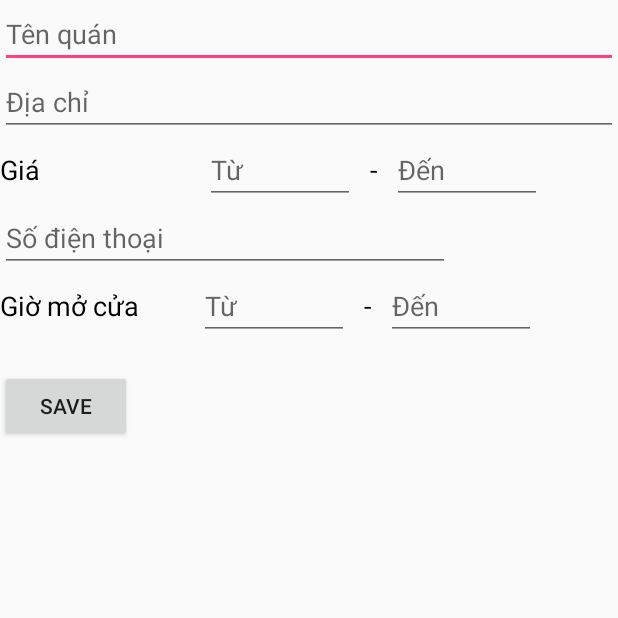
After one commit to tungpham6195/comnha.app, an Android app: the fragment AddlocaFragment shown on its own in the app's theme, on a phone screen of 412 x 824 dp, the top half of it. The commit adds this screen. Run offline under Robolectric (Android 15) with nearby library versions, the phone set to English and light mode, and no system bars.

Commit message:
tung 26/9/2016

```diff
--- a/Comnha/app/src/main/AndroidManifest.xml
+++ b/Comnha/app/src/main/AndroidManifest.xml
@@ -1,6 +1,7 @@
 <?xml version="1.0" encoding="utf-8"?>
 <manifest xmlns:android="http://schemas.android.com/apk/res/android"
     package="com.app.ptt.comnha">
+
     <uses-permission android:name="android.permission.INTERNET" />
     <uses-permission android:name="android.permission.ACCESS_NETWORK_STATE" />
 
@@ -17,6 +18,7 @@
                 <category android:name="android.intent.category.LAUNCHER" />
             </intent-filter>
         </activity>
+        <activity android:name=".AdapterActivity"></activity>
     </application>
 
 </manifest>
--- /dev/null
+++ b/Comnha/app/src/main/java/com/app/ptt/comnha/AddlocaFragment.java
@@ -0,0 +1,50 @@
+package com.app.ptt.comnha;
+
+
+import android.os.Bundle;
+import android.support.v4.app.Fragment;
+import android.view.LayoutInflater;
+import android.view.View;
+import android.view.ViewGroup;
+import android.widget.Button;
+import android.widget.EditText;
+
+
+/**
+ * A simple {@link Fragment} subclass.
+ */
+public class AddlocaFragment extends Fragment {
+    Button btn_save;
+    EditText edt_tenquan, edt_diachi, edt_timeend, edt_timestart, edt_sdt, edt_giamin, edt_giamax;
+
+    public AddlocaFragment() {
+        // Required empty public constructor
+    }
+
+
+    @Override
+    public View onCreateView(LayoutInflater inflater, ViewGroup container,
+                             Bundle savedInstanceState) {
+        // Inflate the layout for this fragment
+        View view = inflater.inflate(R.layout.fragment_addloca, container, false);
+        anhXa(view);
+        return view;
+    }
+
+    void anhXa(View view) {
+        edt_tenquan = (EditText) view.findViewById(R.id.frg_addloction_edt_tenquan);
+        edt_diachi = (EditText) view.findViewById(R.id.frg_addloction_edt_diachi);
+        edt_timeend = (EditText) view.findViewById(R.id.frg_addloction_edt_giodong);
+        edt_timestart = (EditText) view.findViewById(R.id.frg_addloction_edt_giomo);
+        edt_sdt = (EditText) view.findViewById(R.id.frg_addloction_edt_sdt);
+        edt_giamin = (EditText) view.findViewById(R.id.frg_addloction_edt_giamin);
+        edt_giamax = (EditText) view.findViewById(R.id.frg_addloction_edt_giamax);
+        btn_save = (Button) view.findViewById(R.id.frg_addloction_btn_save);
+        btn_save.setOnClickListener(new View.OnClickListener() {
+            @Override
+            public void onClick(View view) {
+
+            }
+        });
+    }
+}
--- a/Comnha/app/src/main/java/com/app/ptt/comnha/PostFragment.java
+++ b/Comnha/app/src/main/java/com/app/ptt/comnha/PostFragment.java
@@ -99,7 +99,7 @@ public class PostFragment extends Fragment {
                 createPost.setContent(edt_content.getText().toString());
                 createPost.setUserID(userID );
                 createPost.setContext(getActivity().getApplicationContext());
-                createPost.doPost();
+                createPost.createNew();
             }
         });
     }
--- /dev/null
+++ b/Comnha/app/src/main/res/layout/fragment_addloca.xml
@@ -0,0 +1,114 @@
+<FrameLayout xmlns:android="http://schemas.android.com/apk/res/android"
+    xmlns:tools="http://schemas.android.com/tools"
+    android:layout_width="match_parent"
+    android:layout_height="match_parent"
+    tools:context="com.app.ptt.comnha.AddlocaFragment">
+
+    <LinearLayout
+        android:layout_width="match_parent"
+        android:layout_height="wrap_content"
+        android:orientation="vertical">
+
+        <EditText
+            android:id="@+id/frg_addloction_edt_tenquan"
+            android:layout_width="match_parent"
+            android:layout_height="wrap_content"
+            android:hint="@string/text_tenquan"
+            android:inputType="" />
+
+        <EditText
+            android:id="@+id/frg_addloction_edt_diachi"
+            android:layout_width="match_parent"
+            android:layout_height="wrap_content"
+            android:hint="@string/text_address"
+            android:inputType="textPostalAddress" />
+
+        <LinearLayout
+            android:layout_width="match_parent"
+            android:layout_height="wrap_content"
+            android:orientation="horizontal">
+
+            <TextView
+                android:layout_width="wrap_content"
+                android:layout_height="wrap_content"
+                android:text="@string/text_gia"
+                android:textColor="@android:color/black"
+                android:textSize="18sp" />
+
+            <EditText
+                android:id="@+id/frg_addloction_edt_giamin"
+                android:layout_width="100dp"
+                android:layout_height="wrap_content"
+                android:layout_marginStart="110dp"
+                android:hint="@string/text_start"
+                android:inputType="number" />
+
+            <TextView
+                android:layout_width="wrap_content"
+                android:layout_height="wrap_content"
+                android:layout_marginStart="10dp"
+                android:text="-"
+                android:textColor="@android:color/black"
+                android:textSize="18sp" />
+
+            <EditText
+                android:id="@+id/frg_addloction_edt_giamax"
+                android:layout_width="100dp"
+                android:layout_height="wrap_content"
+                android:layout_marginStart="10sp"
+                android:hint="@string/text_end"
+                android:inputType="number" />
+        </LinearLayout>
+
+
+        <EditText
+            android:id="@+id/frg_addloction_edt_sdt"
+            android:layout_width="300dp"
+            android:layout_height="wrap_content"
+            android:hint="@string/text_sdt"
+            android:inputType="number" />
+
+        <LinearLayout
+            android:layout_width="match_parent"
+            android:layout_height="wrap_content"
+            android:orientation="horizontal">
+
+            <TextView
+                android:layout_width="wrap_content"
+                android:layout_height="wrap_content"
+                android:text="@string/text_openningTime"
+                android:textColor="@android:color/black"
+                android:textSize="18sp" />
+
+            <EditText
+                android:id="@+id/frg_addloction_edt_giomo"
+                android:layout_width="100dp"
+                android:layout_height="wrap_content"
+                android:layout_marginStart="40dp"
+                android:hint="@string/text_start" />
+
+            <TextView
+                android:layout_width="wrap_content"
+                android:layout_height="wrap_content"
+                android:layout_marginStart="10dp"
+                android:text="-"
+                android:textColor="@android:color/black"
+                android:textSize="18dp" />
+
+            <EditText
+                android:id="@+id/frg_addloction_edt_giodong"
+                android:layout_width="100dp"
+                android:layout_height="wrap_content"
+                android:layout_marginStart="10dp"
+                android:hint="@string/text_end" />
+        </LinearLayout>
+
+        <Button
+            android:id="@+id/frg_addloction_btn_save"
+            android:layout_width="wrap_content"
+            android:layout_height="wrap_content"
+            android:layout_marginTop="20dp"
+            android:text="@string/text_save" />
+
+    </LinearLayout>
+</FrameLayout>
--- a/Comnha/app/src/main/res/layout/fragment_post.xml
+++ b/Comnha/app/src/main/res/layout/fragment_post.xml
@@ -34,7 +34,7 @@
                 android:inputType="textImeMultiLine" />
             <Button
                 android:id="@+id/btn_save"
-                android:text="Save"
+                android:text="@string/text_save"
                 android:layout_width="wrap_content"
                 android:layout_height="wrap_content" />
         </LinearLayout>
--- a/Comnha/app/src/main/res/values/strings.xml
+++ b/Comnha/app/src/main/res/values/strings.xml
@@ -3,6 +3,14 @@
 
     <!-- TODO: Remove or change this placeholder text -->
     <string name="hello_blank_fragment">Hello blank fragment</string>
+    <string name="text_tenquan">Tên quán</string>
+    <string name="text_sdt">Số điện thoại</string>
+    <string name="text_openningTime">Giờ mở cửa</string>
+    <string name="text_start">Từ</string>
+    <string name="text_end">Đến</string>
+    <string name="text_gia">Giá</string>
+    <string name="text_save">Save</string>
+    <string name="text_address">Địa chỉ</string>
     <string name="text_email">Email</string>
     <string name="text_username">Username</string>
     <string name="text_password">Mật khẩu</string>
@@ -23,6 +31,7 @@
     <string name="text_upImage">Chọn ảnh</string>
     <string name="text_vote">Vote</string>
     <string name="text_hashtag">Tag</string>
+    <string name="text_taomoi">Tạo mới</string>
     <string name="title_activity_nav_draw">NavDrawActivity</string>
 
     <string name="title_section1">Section 1</string>
```
Also changed, not shown: Comnha/app/build.gradle (+5 -5 lines), Comnha/app/src/main/java/com/app/ptt/comnha/AdapterActivity.java (added, +13 -0 lines), Comnha/app/src/main/java/com/app/ptt/comnha/ChooselocaFragment.java (added, +30 -0 lines), Comnha/app/src/main/java/com/app/ptt/comnha/Classes/CreateLocation.java (added, +32 -0 lines), Comnha/app/src/main/java/com/app/ptt/comnha/Classes/CreatePost.java (+54 -9 lines), Comnha/app/src/main/java/com/app/ptt/comnha/FireBase/Locations.java (added, +59 -0 lines), Comnha/app/src/main/java/com/app/ptt/comnha/FireBase/Posts.java (+21 -2 lines), Comnha/app/src/main/java/com/app/ptt/comnha/Interfaces/Transactions.java (added, +12 -0 lines), Comnha/app/src/main/res/layout/activity_adapter.xml (added, +38 -0 lines), Comnha/app/src/main/res/layout/fragment_chooseloca.xml (added, +7 -0 lines).
